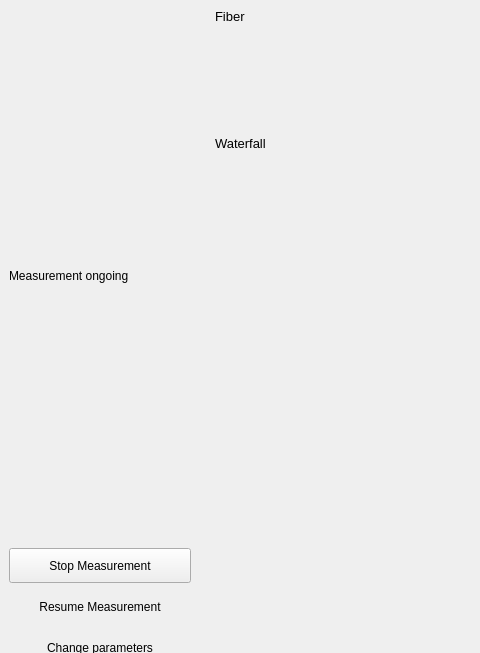
The window that sequential/views/Measurement_Widget.ui (aquilesC/NanoCETPy) describes before a commit, drawn with Qt 5; both pictures show x 0 to 480 and y 0 to 653 of the 1000 by 750 pixel window.
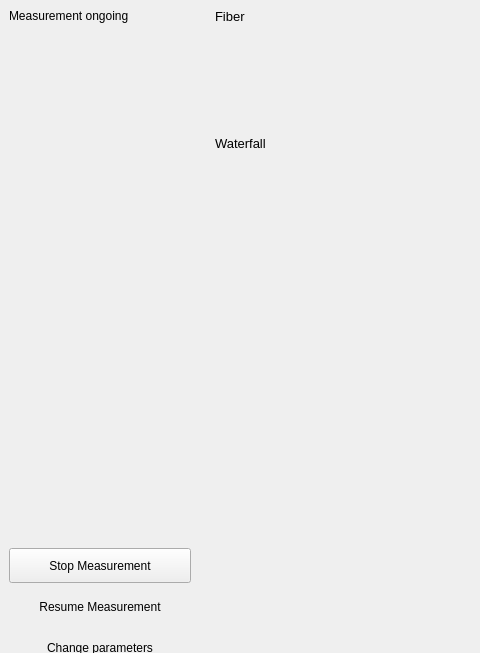
The same window after the commit.

Diff of the .ui file:
```diff
--- a/sequential/views/Measurement_Widget.ui
+++ b/sequential/views/Measurement_Widget.ui
@@ -46,6 +46,12 @@
         <property name="text">
          <string>Measurement ongoing</string>
         </property>
+        <property name="alignment">
+         <set>Qt::AlignLeading|Qt::AlignLeft|Qt::AlignTop</set>
+        </property>
+        <property name="wordWrap">
+         <bool>true</bool>
+        </property>
        </widget>
       </item>
       <item>
```
Left out of the diff: 12 changed lines with no effect on the pictures.
